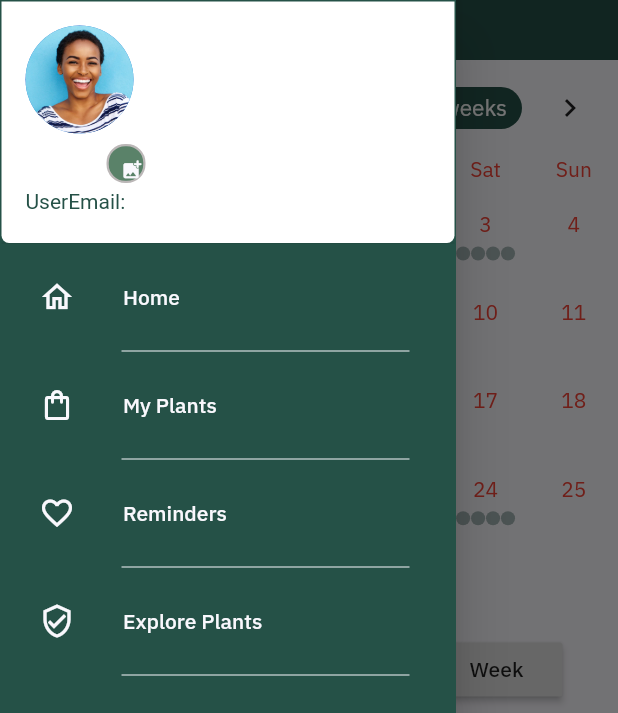
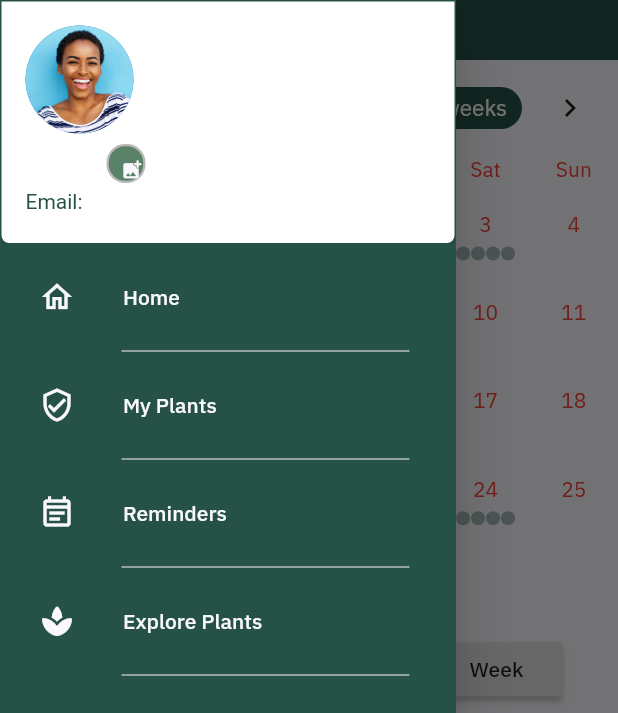
Before and after one commit to KChristelle/plant_project_summative, a Flutter app: the CalendarPage screen opened directly, with the side drawer open, on a phone screen of 412 x 824 dp. Shown: the top 713 px of the screen. Run offline on Flutter 3.47's test engine with Material 2 defaults, Android fonts, the light colour scheme and no system bars; drawn by our look-alikes of table_calendar; our stand-ins replace cloud_firestore, date_field, firebase_auth, firebase_core, google_fonts, sqflite; accounts and stored records are empty.

Commit message:
Update homePage.dart

```diff
--- a/lib/screens/home/homePage.dart
+++ b/lib/screens/home/homePage.dart
@@ -210,7 +210,7 @@ class _DrawerHomeState extends State<DrawerHome> {
                   color: Colors.white,
                 ),
                 accountEmail: Text(
-                  "UserEmail: " + userEmail,
+                  "Email: " + userEmail,
                   style: TextStyle(color: kPrimaryColor),
                 ),
                 currentAccountPicture: CircleAvatar(
@@ -272,7 +272,7 @@ class _DrawerHomeState extends State<DrawerHome> {
             ListTile(
               contentPadding: EdgeInsets.fromLTRB(25.0, 0.0, 30.0, 0.0),
               leading: Icon(
-                Icons.shopping_bag_outlined,
+                Icons.verified_user_outlined,
                 color: kBackgroundColor,
               ),
               title: Text(
@@ -292,7 +292,7 @@ class _DrawerHomeState extends State<DrawerHome> {
             ListTile(
               contentPadding: EdgeInsets.fromLTRB(25.0, 0.0, 15.0, 0.0),
               leading: Icon(
-                Icons.favorite_border_outlined,
+                Icons.event_note_outlined,
                 color: kBackgroundColor,
               ),
               title: Text(
@@ -312,7 +312,7 @@ class _DrawerHomeState extends State<DrawerHome> {
             ListTile(
               contentPadding: EdgeInsets.fromLTRB(25.0, 0.0, 15.0, 0.0),
               leading: Icon(
-                Icons.verified_user_outlined,
+                Icons.spa_rounded,
                 color: kBackgroundColor,
               ),
               title: Text(
```
